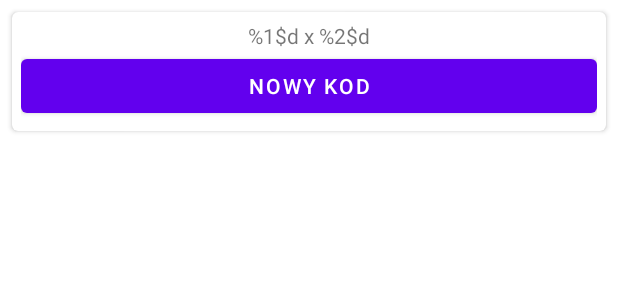
After one commit to IO-Bezpiecznik/bezpiecznik, an Android app: the layout grid_list_item_fragment.xml on its own in the app's theme, with its tools: preview values and no code run, on a phone screen of 412 x 824 dp. The commit adds this screen. Shown: the top 300 px of the screen. Run offline under Robolectric (Android 15) with nearby library versions, the phone set to English and light mode, and no system bars.

Commit message:
Add grid list

```diff
--- a/app/src/main/java/com/example/bezpiecznik/ui/gridCreator/GridCreatorViewModel.kt
+++ b/app/src/main/java/com/example/bezpiecznik/ui/gridCreator/GridCreatorViewModel.kt
@@ -100,10 +100,10 @@ class GridCreatorViewModel : ViewModel() {
 
         val convertedGrid = gridState.grid.map { if (it) 1 else 0 }
 
-        val parsedArray = arrayOfNulls<Array<Int>>(gridState.col)
+        val parsedArray = arrayOfNulls<Array<Int>>(gridState.row)
         for (index in parsedArray.indices) {
-            val padding = index * gridState.row
-            parsedArray[index] = convertedGrid.slice((padding + 0) until padding + gridState.row).toTypedArray()
+            val padding = index * gridState.col
+            parsedArray[index] = convertedGrid.slice((padding + 0) until padding + gridState.col).toTypedArray()
         }
 
         CoroutineScope(IO).launch {
--- /dev/null
+++ b/app/src/main/res/layout/grid_list_item_fragment.xml
@@ -0,0 +1,55 @@
+<?xml version="1.0" encoding="utf-8"?>
+<androidx.constraintlayout.widget.ConstraintLayout xmlns:android="http://schemas.android.com/apk/res/android"
+    xmlns:app="http://schemas.android.com/apk/res-auto"
+    xmlns:tools="http://schemas.android.com/tools"
+    android:id="@+id/frameLayout2"
+    android:layout_width="match_parent"
+    android:layout_height="wrap_content"
+    tools:context=".ui.gridList.GridListFragment">
+
+    <androidx.cardview.widget.CardView
+        android:id="@+id/card_view"
+        android:layout_width="0dp"
+        android:layout_height="wrap_content"
+        android:layout_gravity="center"
+        android:layout_marginStart="8dp"
+        android:layout_marginTop="8dp"
+        android:layout_marginEnd="8dp"
+        android:layout_marginBottom="8dp"
+        app:cardCornerRadius="4dp"
+        app:layout_constraintBottom_toBottomOf="parent"
+        app:layout_constraintEnd_toEndOf="parent"
+        app:layout_constraintStart_toStartOf="parent"
+        app:layout_constraintTop_toTopOf="parent">
+
+        <LinearLayout
+            android:layout_width="match_parent"
+            android:layout_height="match_parent"
+            android:layout_margin="6dp"
+            android:orientation="vertical">
+
+            <TextView
+                android:id="@+id/size_text"
+                android:layout_width="match_parent"
+                android:layout_height="wrap_content"
+                android:gravity="center"
+                android:text="@string/grid_size" />
+
+            <GridLayout
+                android:id="@+id/grid"
+                android:layout_width="wrap_content"
+                android:layout_height="wrap_content"
+                android:layout_gravity="center"
+                app:alignmentMode="alignBounds"
+                app:useDefaultMargins="true" />
+
+            <Button
+                android:id="@+id/grid_item_btn"
+                android:layout_width="match_parent"
+                android:layout_height="wrap_content"
+                android:text="@string/nowy_kod" />
+        </LinearLayout>
+
+    </androidx.cardview.widget.CardView>
+
+</androidx.constraintlayout.widget.ConstraintLayout>
--- a/app/src/main/res/values/strings.xml
+++ b/app/src/main/res/values/strings.xml
@@ -16,4 +16,6 @@
     <string name="dodaj_siatk">Dodaj siatkę</string>
     <string name="tworzenie_siatki">Tworzenie siatki</string>
     <string name="lista_siatek">Lista siatek</string>
+    <string name="nowy_kod">Nowy kod</string>
+    <string name="grid_size">%1$d x %2$d</string>
 </resources>
```
Also changed, not shown: app/src/main/java/com/example/bezpiecznik/ui/gridList/GridListAdapter.kt (added, +84 -0 lines), app/src/main/java/com/example/bezpiecznik/ui/gridList/GridListFragment.kt (+7 -2 lines), app/src/main/res/layout/grid_list_fragment.xml (+17 -6 lines).
